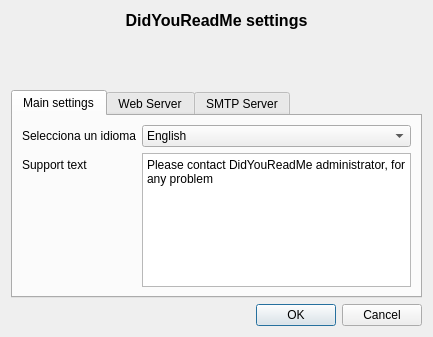
Before: the Qt Designer form ui/frmSettings.ui in turulomio/didyoureadme, drawn with Qt 5.
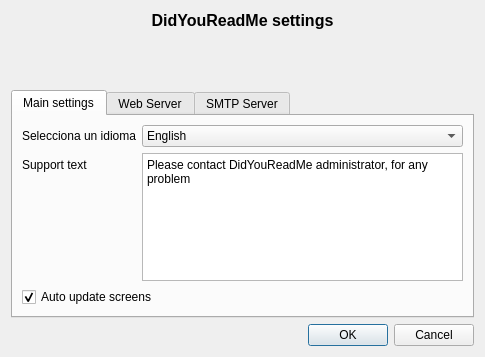
After: the same form once the commit is applied. The open tabs and pages were chosen to show the change. Icons and pictures are not drawn.

```diff
--- a/ui/frmSettings.ui
+++ b/ui/frmSettings.ui
@@ -6,8 +6,8 @@
    <rect>
     <x>0</x>
     <y>0</y>
-    <width>433</width>
-    <height>309</height>
+    <width>485</width>
+    <height>357</height>
    </rect>
   </property>
   <property name="windowTitle">
@@ -111,6 +111,8 @@
       </attribute>
       <layout class="QHBoxLayout" name="horizontalLayout">
        <item>
+        <layout class="QVBoxLayout" name="verticalLayout_3">
+         <item>
         <layout class="QFormLayout" name="formLayout_3">
          <item row="0" column="0">
           <widget class="QLabel" name="label_2">
@@ -167,6 +169,18 @@
          </item>
         </layout>
        </item>
+         <item>
+          <widget class="QCheckBox" name="chkAutoUpdate">
+           <property name="text">
+            <string>Auto update screens</string>
+           </property>
+           <property name="checked">
+            <bool>true</bool>
+           </property>
+          </widget>
+         </item>
+        </layout>
+       </item>
       </layout>
       <zorder></zorder>
      </widget>
```
Left out of the diff: 3 changed lines with no effect on the pictures. Lines whose indentation alone changed are shown as unchanged.
